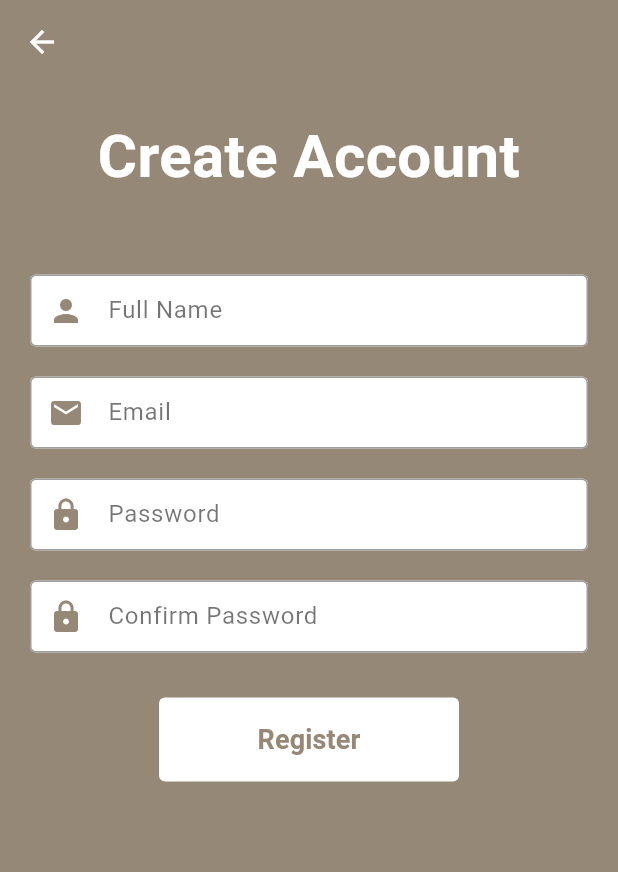
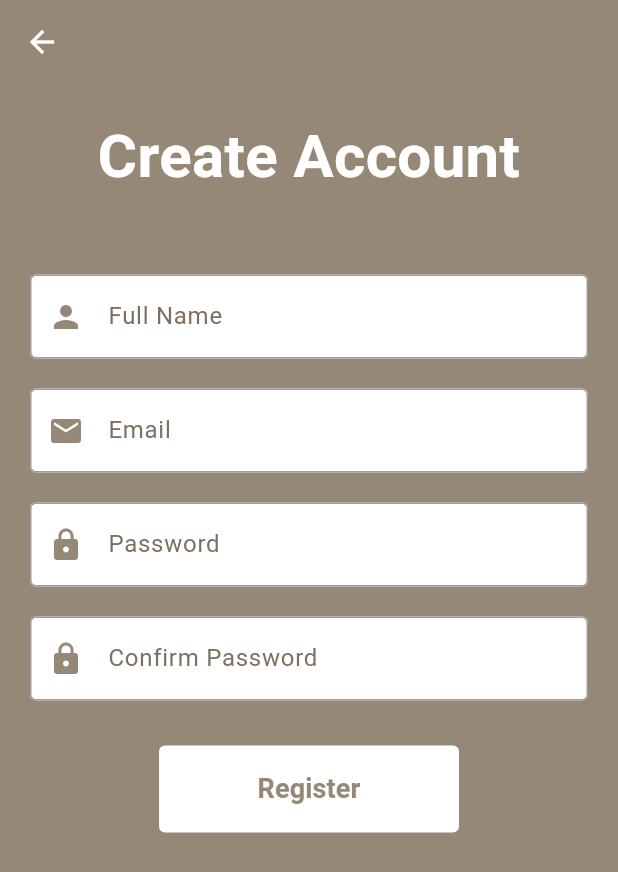
Before and after one commit to ReemNeama/eventati_book, a Flutter app: the screen it shows after launch, after a tap on "Register", on a phone screen of 412 x 824 dp. Shown: the top 872 px of the screen. Run offline on Flutter 3.47's test engine with Material 3 defaults, Android fonts, the phone set to English and light mode, and no system bars; our stand-ins replace shared_preferences; accounts and stored records are empty; Roboto replaces fonts that are missing (Montserrat).

Commit message:
Refactor: Ensure all files use utils and styles folders for better organization

```diff
--- a/lib/screens/authentications/authentication_screen.dart
+++ b/lib/screens/authentications/authentication_screen.dart
@@ -2,7 +2,7 @@ import 'package:eventati_book/screens/authentications/forgetpassword_screen.dart
 import 'package:eventati_book/screens/authentications/login_screen.dart';
 import 'package:eventati_book/screens/authentications/register_screen.dart';
 import 'package:flutter/material.dart';
-import 'package:eventati_book/utils/constants.dart';
+import 'package:eventati_book/utils/utils.dart';
 
 class AuthenticationScreen extends StatefulWidget {
   const AuthenticationScreen({super.key});
@@ -31,7 +31,7 @@ class _AuthenticationScreenState extends State<AuthenticationScreen> {
                 textAlign: TextAlign.center,
               ),
             ),
-            const SizedBox(height: 50),
+            SizedBox(height: AppConstants.largePadding * 2),
             ElevatedButton(
               onPressed: () {
                 Navigator.push(
@@ -41,7 +41,10 @@ class _AuthenticationScreenState extends State<AuthenticationScreen> {
               },
               style: ButtonStyle(
                 padding: WidgetStateProperty.all(
-                  const EdgeInsets.symmetric(horizontal: 50, vertical: 15),
+                  EdgeInsets.symmetric(
+                    horizontal: AppConstants.largePadding * 2,
+                    vertical: AppConstants.mediumPadding,
+                  ),
                 ),
                 minimumSize: WidgetStateProperty.all(const Size(200, 40)),
                 backgroundColor: WidgetStateProperty.all(Colors.white),
@@ -63,7 +66,7 @@ class _AuthenticationScreenState extends State<AuthenticationScreen> {
                 ),
               ),
             ),
-            const SizedBox(height: 10),
+            SizedBox(height: AppConstants.smallPadding),
             ElevatedButton(
               onPressed: () {
                 Navigator.push(
@@ -75,7 +78,10 @@ class _AuthenticationScreenState extends State<AuthenticationScreen> {
               },
               style: ButtonStyle(
                 padding: WidgetStateProperty.all(
-                  const EdgeInsets.symmetric(horizontal: 50, vertical: 15),
+                  EdgeInsets.symmetric(
+                    horizontal: AppConstants.largePadding * 2,
+                    vertical: AppConstants.mediumPadding,
+                  ),
                 ),
                 minimumSize: WidgetStateProperty.all(const Size(200, 40)),
                 backgroundColor: WidgetStateProperty.all(
@@ -99,11 +105,11 @@ class _AuthenticationScreenState extends State<AuthenticationScreen> {
                 ),
               ),
             ),
-            SizedBox(height: 10),
+            SizedBox(height: AppConstants.smallPadding),
             Align(
               alignment: Alignment.centerRight,
               child: Padding(
-                padding: EdgeInsets.only(right: 20),
+                padding: EdgeInsets.only(right: AppConstants.mediumPadding),
                 child: InkWell(
                   onTap: () {
                     Navigator.push(
--- a/lib/styles/app_theme.dart
+++ b/lib/styles/app_theme.dart
@@ -1,6 +1,7 @@
 import 'package:flutter/material.dart';
 import 'package:eventati_book/styles/app_colors.dart';
 import 'package:eventati_book/styles/app_colors_dark.dart';
+import 'package:eventati_book/utils/utils.dart';
 
 /// A class that defines the application's theme using the colors from AppColors.
 /// This provides a consistent look and feel across the entire application.
@@ -28,7 +29,10 @@ class AppTheme {
       cardTheme: const CardTheme(
         color: AppColors.card,
         elevation: 2,
-        margin: EdgeInsets.symmetric(vertical: 8, horizontal: 16),
+        margin: EdgeInsets.symmetric(
+          vertical: AppConstants.smallPadding,
+          horizontal: AppConstants.mediumPadding,
+        ),
       ),
 
       // Button themes
@@ -36,7 +40,11 @@ class AppTheme {
         style: ElevatedButton.styleFrom(
           backgroundColor: AppColors.primary,
           foregroundColor: Colors.white,
-          shape: RoundedRectangleBorder(borderRadius: BorderRadius.circular(8)),
+          shape: RoundedRectangleBorder(
+            borderRadius: BorderRadius.circular(
+              AppConstants.smallBorderRadius * 2,
+            ),
+          ),
         ),
       ),
 
@@ -49,24 +57,32 @@ class AppTheme {
         filled: true,
         fillColor: Colors.white,
         border: OutlineInputBorder(
-          borderRadius: BorderRadius.circular(8),
+          borderRadius: BorderRadius.circular(
+            AppConstants.smallBorderRadius * 2,
+          ),
           borderSide: const BorderSide(color: AppColors.divider),
         ),
         enabledBorder: OutlineInputBorder(
-          borderRadius: BorderRadius.circular(8),
+          borderRadius: BorderRadius.circular(
+            AppConstants.smallBorderRadius * 2,
+          ),
           borderSide: const BorderSide(color: AppColors.divider),
         ),
         focusedBorder: OutlineInputBorder(
-          borderRadius: BorderRadius.circular(8),
+          borderRadius: BorderRadius.circular(
+            AppConstants.smallBorderRadius * 2,
+          ),
           borderSide: const BorderSide(color: AppColors.primary, width: 2),
         ),
         errorBorder: OutlineInputBorder(
-          borderRadius: BorderRadius.circular(8),
+          borderRadius: BorderRadius.circular(
+            AppConstants.smallBorderRadius * 2,
+          ),
           borderSide: const BorderSide(color: AppColors.error),
         ),
         contentPadding: const EdgeInsets.symmetric(
-          horizontal: 16,
-          vertical: 12,
+          horizontal: AppConstants.mediumPadding,
+          vertical: AppConstants.smallPadding + 4,
         ),
       ),
 
@@ -75,7 +91,10 @@ class AppTheme {
         backgroundColor: AppColors.chipBackground,
         selectedColor: AppColors.primary,
         secondarySelectedColor: AppColors.primaryWithOpacity(0.7),
-        padding: const EdgeInsets.symmetric(horizontal: 8, vertical: 4),
+        padding: const EdgeInsets.symmetric(
+          horizontal: AppConstants.smallPadding,
+          vertical: AppConstants.smallPadding / 2,
+        ),
         labelStyle: const TextStyle(color: AppColors.textPrimary),
         secondaryLabelStyle: const TextStyle(color: Colors.white),
         brightness: Brightness.light,
@@ -125,7 +144,10 @@ class AppTheme {
       cardTheme: const CardTheme(
         color: AppColorsDark.card,
         elevation: 2,
-        margin: EdgeInsets.symmetric(vertical: 8, horizontal: 16),
+        margin: EdgeInsets.symmetric(
+          vertical: AppConstants.smallPadding,
+          horizontal: AppConstants.mediumPadding,
+        ),
       ),
 
       // Button themes
@@ -133,7 +155,11 @@ class AppTheme {
         style: ElevatedButton.styleFrom(
           backgroundColor: AppColorsDark.primary,
           foregroundColor: Colors.white,
-          shape: RoundedRectangleBorder(borderRadius: BorderRadius.circular(8)),
+          shape: RoundedRectangleBorder(
+            borderRadius: BorderRadius.circular(
+              AppConstants.smallBorderRadius * 2,
+            ),
+          ),
         ),
       ),
 
@@ -146,24 +172,32 @@ class AppTheme {
         filled: true,
         fillColor: AppColorsDark.inputFieldBackground,
         border: OutlineInputBorder(
-          borderRadius: BorderRadius.circular(8),
+          borderRadius: BorderRadius.circular(
+            AppConstants.smallBorderRadius * 2,
+          ),
           borderSide: const BorderSide(color: AppColorsDark.divider),
         ),
         enabledBorder: OutlineInputBorder(
-          borderRadius: BorderRadius.circular(8),
+          borderRadius: BorderRadius.circular(
+            AppConstants.smallBorderRadius * 2,
+          ),
           borderSide: const BorderSide(color: AppColorsDark.divider),
         ),
         focusedBorder: OutlineInputBorder(
-          borderRadius: BorderRadius.circular(8),
+          borderRadius: BorderRadius.circular(
+            AppConstants.smallBorderRadius * 2,
+          ),
           borderSide: const BorderSide(color: AppColorsDark.primary, width: 2),
         ),
         errorBorder: OutlineInputBorder(
-          borderRadius: BorderRadius.circular(8),
+          borderRadius: BorderRadius.circular(
+            AppConstants.smallBorderRadius * 2,
+          ),
           borderSide: const BorderSide(color: AppColorsDark.error),
         ),
         contentPadding: const EdgeInsets.symmetric(
-          horizontal: 16,
-          vertical: 12,
+          horizontal: AppConstants.mediumPadding,
+          vertical: AppConstants.smallPadding + 4,
         ),
         hintStyle: const TextStyle(color: AppColorsDark.textHint),
         labelStyle: const TextStyle(color: AppColorsDark.textSecondary),
@@ -176,7 +210,10 @@ class AppTheme {
         backgroundColor: AppColorsDark.chipBackground,
         selectedColor: AppColorsDark.primary,
         secondarySelectedColor: AppColorsDark.primaryWithOpacity(0.7),
-        padding: const EdgeInsets.symmetric(horizontal: 8, vertical: 4),
+        padding: const EdgeInsets.symmetric(
+          horizontal: AppConstants.smallPadding,
+          vertical: AppConstants.smallPadding / 2,
+        ),
         labelStyle: const TextStyle(color: AppColorsDark.textPrimary),
         secondaryLabelStyle: const TextStyle(color: Colors.white),
         brightness: Brightness.dark,
--- a/lib/widgets/auth/auth_button.dart
+++ b/lib/widgets/auth/auth_button.dart
@@ -1,5 +1,7 @@
 import 'package:flutter/material.dart';
 import 'package:eventati_book/utils/utils.dart';
+import 'package:eventati_book/styles/app_colors.dart';
+import 'package:eventati_book/styles/app_colors_dark.dart';
 
 class AuthButton extends StatelessWidget {
   final VoidCallback onPressed;
@@ -15,16 +17,22 @@ class AuthButton extends StatelessWidget {
 
   @override
   Widget build(BuildContext context) {
+    final isDarkMode = UIUtils.isDarkMode(context);
+    final primaryColor = isDarkMode ? AppColorsDark.primary : AppColors.primary;
+    final backgroundColor = isWhiteBackground ? Colors.white : primaryColor;
+    final textColor = isWhiteBackground ? primaryColor : Colors.white;
+
     return ElevatedButton(
       onPressed: onPressed,
       style: ButtonStyle(
         padding: WidgetStateProperty.all(
-          const EdgeInsets.symmetric(horizontal: 50, vertical: 15),
+          EdgeInsets.symmetric(
+            horizontal: AppConstants.largePadding * 2,
+            vertical: AppConstants.mediumPadding,
+          ),
         ),
         minimumSize: WidgetStateProperty.all(const Size(200, 40)),
-        backgroundColor: WidgetStateProperty.all(
-          isWhiteBackground ? Colors.white : Theme.of(context).primaryColor,
-        ),
+        backgroundColor: WidgetStateProperty.all(backgroundColor),
         elevation: WidgetStateProperty.all(0),
         shape: WidgetStateProperty.all(
           RoundedRectangleBorder(
@@ -37,8 +45,7 @@ class AuthButton extends StatelessWidget {
         style: TextStyle(
           fontSize: 18,
           fontWeight: FontWeight.bold,
-          color:
-              isWhiteBackground ? Theme.of(context).primaryColor : Colors.white,
+          color: textColor,
         ),
       ),
     );
--- a/lib/widgets/auth/auth_text_field.dart
+++ b/lib/widgets/auth/auth_text_field.dart
@@ -1,4 +1,7 @@
 import 'package:flutter/material.dart';
+import 'package:eventati_book/styles/app_colors.dart';
+import 'package:eventati_book/styles/app_colors_dark.dart';
+import 'package:eventati_book/utils/utils.dart';
 
 class AuthTextField extends StatelessWidget {
   final TextEditingController controller;
@@ -20,33 +23,31 @@ class AuthTextField extends StatelessWidget {
 
   @override
   Widget build(BuildContext context) {
-    final isDarkMode = Theme.of(context).brightness == Brightness.dark;
+    final isDarkMode = UIUtils.isDarkMode(context);
+    final textColor =
+        isDarkMode ? AppColorsDark.textPrimary : AppColors.textPrimary;
+    final hintColor = isDarkMode ? AppColorsDark.textHint : AppColors.textHint;
+    final borderColor = isDarkMode ? AppColorsDark.divider : AppColors.divider;
+    final primaryColor = isDarkMode ? AppColorsDark.primary : AppColors.primary;
 
     return TextFormField(
       controller: controller,
-      style: TextStyle(color: isDarkMode ? Colors.white : Colors.black87),
+      style: TextStyle(color: textColor),
       obscureText: obscureText,
       keyboardType: keyboardType,
       decoration: InputDecoration(
         hintText: hintText,
-        hintStyle: TextStyle(
-          color: isDarkMode ? Colors.white70 : Colors.black54,
-        ),
+        hintStyle: TextStyle(color: hintColor),
         enabledBorder: OutlineInputBorder(
-          borderSide: BorderSide(
-            color: isDarkMode ? Colors.white : Colors.grey,
-          ),
+          borderSide: BorderSide(color: borderColor),
+          borderRadius: BorderRadius.circular(AppConstants.smallBorderRadius),
         ),
         focusedBorder: OutlineInputBorder(
-          borderSide: BorderSide(
-            color: Theme.of(context).primaryColor,
-            width: 2,
-          ),
+          borderSide: BorderSide(color: primaryColor, width: 2),
+          borderRadius: BorderRadius.circular(AppConstants.smallBorderRadius),
         ),
-        prefixIcon: Icon(
-          prefixIcon,
-          color: isDarkMode ? Colors.white : Theme.of(context).primaryColor,
-        ),
+        prefixIcon: Icon(prefixIcon, color: primaryColor),
+        contentPadding: EdgeInsets.all(AppConstants.mediumPadding),
       ),
       validator: validator,
     );
```
Also changed, not shown: lib/screens/event_planning/event_planning_tools_screen.dart (+17 -15 lines), lib/screens/homepage/homepage_screen.dart (+21 -12 lines), lib/screens/services/venue_details_screen.dart (+14 -14 lines), lib/widgets/details/image_placeholder.dart (+8 -7 lines), lib/widgets/event_planning/tool_card.dart (+11 -5 lines), lib/widgets/messaging/message_bubble.dart (+36 -20 lines), lib/widgets/messaging/message_input.dart (+32 -23 lines), lib/widgets/services/service_card.dart (+13 -6 lines).
